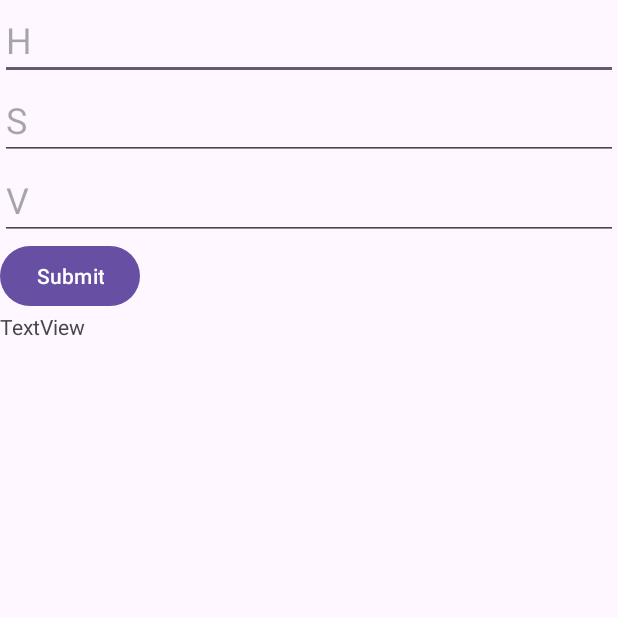
After one commit to YiLong0120/AndroidLaserPenLastest, an Android app: the HSVActivity screen opened directly, with no data from a screen before it, on a phone screen of 412 x 824 dp, the top half of it. The commit adds this screen. Run offline under Robolectric (Android 15) with nearby library versions, the phone set to English and light mode, and no system bars.

Commit message:
解決拖拖曳延遲 新增setting hsv輸入數值改變hsv值，但還有問題

```diff
--- /dev/null
+++ b/app/src/main/java/com/example/laserpenv1/HSVActivity.java
@@ -0,0 +1,41 @@
+package com.example.laserpenv1;
+
+import android.os.Bundle;
+import android.widget.Button;
+import android.widget.EditText;
+import android.widget.Toast;
+
+import androidx.appcompat.app.AppCompatActivity;
+
+public class HSVActivity extends AppCompatActivity {
+
+    private OpenCVProcessor openCVProcessor;
+    @Override
+    protected void onCreate(Bundle savedInstanceState) {
+        openCVProcessor = new OpenCVProcessor(this, null);
+        super.onCreate(savedInstanceState);
+        setContentView(R.layout.inputhsv);
+
+        EditText editH = findViewById(R.id.H);
+        EditText editS = findViewById(R.id.S);
+        EditText editV = findViewById(R.id.V);
+        Button btnSaveHSV = findViewById(R.id.Submit);
+
+        btnSaveHSV.setOnClickListener(v -> {
+            try {
+                float h = Float.parseFloat(editH.getText().toString());
+                float s = Float.parseFloat(editS.getText().toString());
+                float vv = Float.parseFloat(editV.getText().toString());
+
+                // 保存HSV值或传递给OpenCVProcessor
+                // 例如：openCVProcessor.inputHSV(h, s, v);
+                openCVProcessor.inputHSV(h, s, vv);
+
+                Toast.makeText(this, "HSV Values Saved: H=" + h + " S=" + s + " V=" + v, Toast.LENGTH_SHORT).show();
+                finish(); // 关闭当前Activity
+            } catch (NumberFormatException e) {
+                Toast.makeText(this, "Invalid HSV Values", Toast.LENGTH_SHORT).show();
+            }
+        });
+    }
+}
--- /dev/null
+++ b/app/src/main/res/layout/inputhsv.xml
@@ -0,0 +1,49 @@
+<?xml version="1.0" encoding="utf-8"?>
+<androidx.constraintlayout.widget.ConstraintLayout xmlns:android="http://schemas.android.com/apk/res/android"
+    xmlns:app="http://schemas.android.com/apk/res-auto"
+    xmlns:tools="http://schemas.android.com/tools"
+    android:layout_width="match_parent"
+    android:layout_height="match_parent">
+
+    <LinearLayout
+        android:layout_width="match_parent"
+        android:layout_height="match_parent"
+        android:orientation="vertical">
+
+        <EditText
+            android:id="@+id/H"
+            android:layout_width="match_parent"
+            android:layout_height="wrap_content"
+            android:hint="H"
+            android:inputType="numberDecimal"
+            android:textSize="24sp" />
+
+        <EditText
+            android:id="@+id/S"
+            android:layout_width="match_parent"
+            android:layout_height="wrap_content"
+            android:hint="S"
+            android:inputType="numberDecimal"
+            android:textSize="24sp" />
+
+        <EditText
+            android:id="@+id/V"
+            android:layout_width="match_parent"
+            android:layout_height="wrap_content"
+            android:hint="V"
+            android:inputType="numberDecimal"
+            android:textSize="24sp" />
+
+        <Button
+            android:id="@+id/Submit"
+            android:layout_width="wrap_content"
+            android:layout_height="wrap_content"
+            android:text="Submit" />
+
+        <TextView
+            android:id="@+id/TextView"
+            android:layout_width="wrap_content"
+            android:layout_height="wrap_content"
+            android:text="TextView" />
+    </LinearLayout>
+</androidx.constraintlayout.widget.ConstraintLayout>
```
Also changed, not shown: app/src/main/AndroidManifest.xml (+9 -2 lines), app/src/main/java/com/example/laserpenv1/FloatingCameraService.java (+63 -20 lines), app/src/main/java/com/example/laserpenv1/MyAccessibilityService.java (+43 -21 lines), app/src/main/java/com/example/laserpenv1/OpenCVProcessor.java (+58 -17 lines), app/src/main/res/layout/floating_button_layout.xml (+45 -0 lines).
